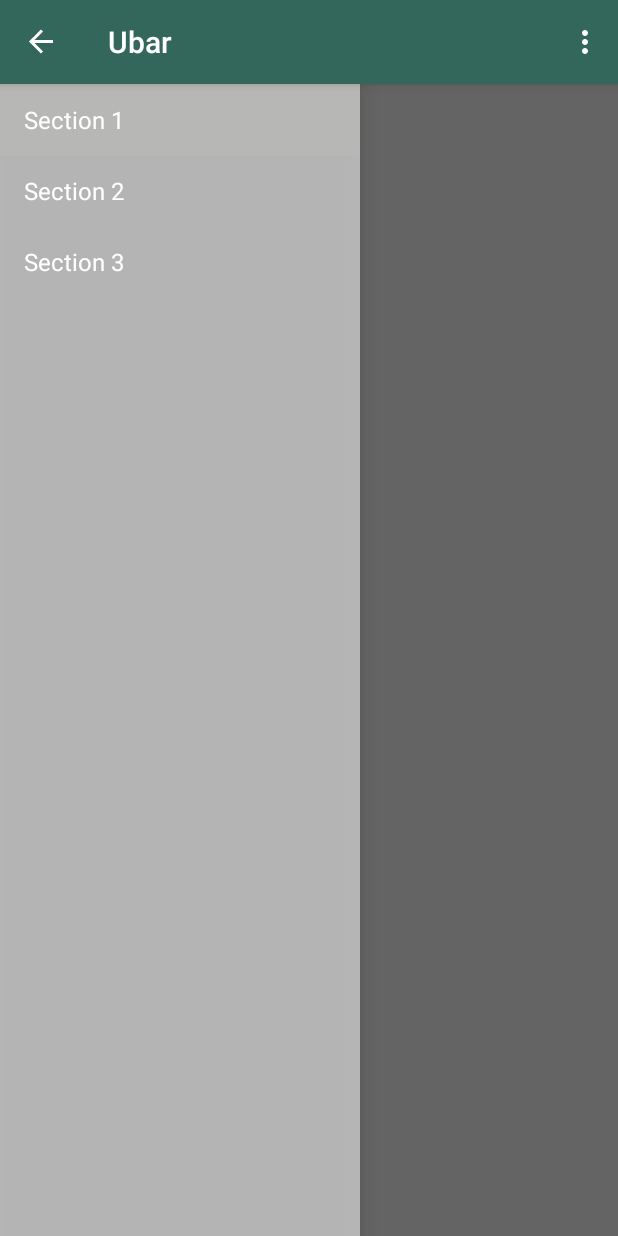
After one commit to manosntoulias/Ubar-front-end, an Android app: the HomeActivity screen opened directly, with no data from a screen before it, on a phone screen of 412 x 824 dp. The commit adds this screen. Run offline under Robolectric (Android 15) with nearby library versions, the phone set to English and light mode, and no system bars.

Commit message:
navigate is now working

```diff
--- /dev/null
+++ b/app/src/main/java/gr/uoa/di/ecommerce/ubar/Activities/HomeActivity.java
@@ -0,0 +1,122 @@
+package gr.uoa.di.ecommerce.ubar.Activities;
+
+import android.app.Activity;
+
+import android.support.v7.app.ActionBar;
+import android.support.v4.app.Fragment;
+import android.support.v4.app.FragmentManager;
+import android.content.Context;
+import android.os.Build;
+import android.os.Bundle;
+import android.support.v7.app.AppCompatActivity;
+import android.view.Gravity;
+import android.view.LayoutInflater;
+import android.view.Menu;
+import android.view.MenuItem;
+import android.view.View;
+import android.view.ViewGroup;
+import android.support.v4.widget.DrawerLayout;
+import android.widget.ArrayAdapter;
+import android.widget.TextView;
+
+import gr.uoa.di.ecommerce.ubar.R;
+
+public class HomeActivity extends AppCompatActivity
+        implements NavigationDrawerFragment.NavigationDrawerCallbacks {
+
+    /**
+     * Fragment managing the behaviors, interactions and presentation of the navigation drawer.
+     */
+    private NavigationDrawerFragment mNavigationDrawerFragment;
+
+    /**
+     * Used to store the last screen title. For use in {@link #restoreActionBar()}.
+     */
+    private CharSequence mTitle;
+
+    @Override
+    protected void onCreate(Bundle savedInstanceState) {
+        super.onCreate(savedInstanceState);
+        setContentView(R.layout.activity_home);
+
+        mNavigationDrawerFragment = (NavigationDrawerFragment)
+                getSupportFragmentManager().findFragmentById(R.id.navigation_drawer);
+        mTitle = getTitle();
+
+        // Set up the drawer.
+        mNavigationDrawerFragment.setUp(
+                R.id.navigation_drawer,
+                (DrawerLayout) findViewById(R.id.drawer_layout));
+    }
+
+    @Override
+    public void onNavigationDrawerItemSelected(int position) {
+        // update the main content by replacing fragments
+        FragmentManager fragmentManager = getSupportFragmentManager();
+        fragmentManager.beginTransaction()
+                .replace(R.id.container, PlaceholderFragment.newInstance(position + 1))
+                .commit();
+    }
+
+    public void onSectionAttached(int number) {
+        switch (number) {
+            case 1:
+                mTitle = getString(R.string.title_section1);
+                break;
+            case 2:
+                mTitle = getString(R.string.title_section2);
+                break;
+            case 3:
+                mTitle = getString(R.string.title_section3);
+                break;
+        }
+    }
+
+    public void restoreActionBar() {
+        ActionBar actionBar = getSupportActionBar();
+        actionBar.setNavigationMode(ActionBar.NAVIGATION_MODE_STANDARD);
+        actionBar.setDisplayShowTitleEnabled(true);
+        actionBar.setTitle(mTitle);
+    }
+
+    /**
+     * A placeholder fragment containing a simple view.
+     */
+    public static class PlaceholderFragment extends Fragment {
+        /**
+         * The fragment argument representing the section number for this
+         * fragment.
+         */
+        private static final String ARG_SECTION_NUMBER = "section_number";
+
+        public PlaceholderFragment() {
+        }
+
+        /**
+         * Returns a new instance of this fragment for the given section
+         * number.
+         */
+        public static PlaceholderFragment newInstance(int sectionNumber) {
+            PlaceholderFragment fragment = new PlaceholderFragment();
+            Bundle args = new Bundle();
+            args.putInt(ARG_SECTION_NUMBER, sectionNumber);
+            fragment.setArguments(args);
+            return fragment;
+        }
+
+        @Override
+        public View onCreateView(LayoutInflater inflater, ViewGroup container,
+                                 Bundle savedInstanceState) {
+            View rootView = inflater.inflate(R.layout.fragment_home, container, false);
+            return rootView;
+        }
+
+        @Override
+        public void onAttach(Activity activity) {
+            super.onAttach(activity);
+            ((HomeActivity) activity).onSectionAttached(
+                    getArguments().getInt(ARG_SECTION_NUMBER));
+        }
+    }
+
+}
--- /dev/null
+++ b/app/src/main/java/gr/uoa/di/ecommerce/ubar/Activities/NavigationDrawerFragment.java
@@ -0,0 +1,286 @@
+package gr.uoa.di.ecommerce.ubar.Activities;
+
+
+//import android.app.Activity;
+import android.support.v7.app.ActionBar;
+import android.support.v4.app.Fragment;
+import android.support.v7.app.ActionBarDrawerToggle;
+import android.support.v4.view.GravityCompat;
+import android.support.v4.widget.DrawerLayout;
+import android.content.SharedPreferences;
+import android.content.res.Configuration;
+import android.os.Bundle;
+import android.preference.PreferenceManager;
+import android.support.v7.app.AppCompatActivity;
+import android.view.LayoutInflater;
+import android.view.Menu;
+import android.view.MenuInflater;
+import android.view.MenuItem;
+import android.view.View;
+import android.view.ViewGroup;
+import android.widget.AdapterView;
+import android.widget.ArrayAdapter;
+import android.widget.ListView;
+import android.widget.Toast;
+import android.content.Context;
+
+import gr.uoa.di.ecommerce.ubar.R;
+
+/**
+ * Fragment used for managing interactions for and presentation of a navigation drawer.
+ * See the <a href="https://developer.android.com/design/patterns/navigation-drawer.html#Interaction">
+ * design guidelines</a> for a complete explanation of the behaviors implemented here.
+ */
+public class NavigationDrawerFragment extends Fragment {
+
+    /**
+     * Remember the position of the selected item.
+     */
+    private static final String STATE_SELECTED_POSITION = "selected_navigation_drawer_position";
+
+    /**
+     * Per the design guidelines, you should show the drawer on launch until the user manually
+     * expands it. This shared preference tracks this.
+     */
+    private static final String PREF_USER_LEARNED_DRAWER = "navigation_drawer_learned";
+
+    /**
+     * A pointer to the current callbacks instance (the Activity).
+     */
+    private NavigationDrawerCallbacks mCallbacks;
+
+    /**
+     * Helper component that ties the action bar to the navigation drawer.
+     */
+    private ActionBarDrawerToggle mDrawerToggle;
+
+    private DrawerLayout mDrawerLayout;
+    private ListView mDrawerListView;
+    private View mFragmentContainerView;
+
+    private int mCurrentSelectedPosition = 0;
+    private boolean mFromSavedInstanceState;
+    private boolean mUserLearnedDrawer;
+
+    public NavigationDrawerFragment() {
+    }
+
+    @Override
+    public void onCreate(Bundle savedInstanceState) {
+        super.onCreate(savedInstanceState);
+
+        // Read in the flag indicating whether or not the user has demonstrated awareness of the
+        // drawer. See PREF_USER_LEARNED_DRAWER for details.
+        SharedPreferences sp = PreferenceManager.getDefaultSharedPreferences(getActivity());
+        mUserLearnedDrawer = sp.getBoolean(PREF_USER_LEARNED_DRAWER, false);
+
+        if (savedInstanceState != null) {
+            mCurrentSelectedPosition = savedInstanceState.getInt(STATE_SELECTED_POSITION);
+            mFromSavedInstanceState = true;
+        }
+
+        // Select either the default item (0) or the last selected item.
+        selectItem(mCurrentSelectedPosition);
+    }
+
+    @Override
+    public void onActivityCreated(Bundle savedInstanceState) {
+        super.onActivityCreated(savedInstanceState);
+        // Indicate that this fragment would like to influence the set of actions in the action bar.
+        setHasOptionsMenu(true);
+    }
+
+    @Override
+    public View onCreateView(LayoutInflater inflater, ViewGroup container,
+                             Bundle savedInstanceState) {
+        mDrawerListView = (ListView) inflater.inflate(
+                R.layout.drawer_home, container, false);
+        mDrawerListView.setOnItemClickListener(new AdapterView.OnItemClickListener() {
+            @Override
+            public void onItemClick(AdapterView<?> parent, View view, int position, long id) {
+                selectItem(position);
+            }
+        });
+        mDrawerListView.setAdapter(new ArrayAdapter<String>(
+                getSupportActionBar().getThemedContext(),
+                android.R.layout.simple_list_item_activated_1,
+                android.R.id.text1,
+                new String[]{
+                        getString(R.string.title_section1),
+                        getString(R.string.title_section2),
+                        getString(R.string.title_section3),
+                }));
+        mDrawerListView.setItemChecked(mCurrentSelectedPosition, true);
+        return mDrawerListView;
+    }
+
+    public boolean isDrawerOpen() {
+        return mDrawerLayout != null && mDrawerLayout.isDrawerOpen(mFragmentContainerView);
+    }
+
+    /**
+     * Users of this fragment must call this method to set up the navigation drawer interactions.
+     *
+     * @param fragmentId   The android:id of this fragment in its activity's layout.
+     * @param drawerLayout The DrawerLayout containing this fragment's UI.
+     */
+    public void setUp(int fragmentId, DrawerLayout drawerLayout) {
+        mFragmentContainerView = getActivity().findViewById(fragmentId);
+        mDrawerLayout = drawerLayout;
+
+        // set a custom shadow that overlays the main content when the drawer opens
+        mDrawerLayout.setDrawerShadow(R.drawable.drawer_shadow, GravityCompat.START);
+        // set up the drawer's list view with items and click listener
+
+        ActionBar actionBar = getSupportActionBar();
+        actionBar.setDisplayHomeAsUpEnabled(true);
+        actionBar.setHomeButtonEnabled(true);
+
+        // ActionBarDrawerToggle ties together the the proper interactions
+        // between the navigation drawer and the action bar app icon.
+        mDrawerToggle = new ActionBarDrawerToggle(
+                getActivity(),                    /* host Activity */
+                mDrawerLayout,                    /* DrawerLayout object */
+                                                        /* nav drawer image to replace 'Up' caret */
+                R.string.navigation_drawer_open,  /* "open drawer" description for accessibility */
+                R.string.navigation_drawer_close  /* "close drawer" description for accessibility */
+        ) {
+            @Override
+            public void onDrawerClosed(View drawerView) {
+                super.onDrawerClosed(drawerView);
+                if (!isAdded()) {
+                    return;
+                }
+
+                getActivity().invalidateOptionsMenu(); // calls onPrepareOptionsMenu()
+            }
+
+            @Override
+            public void onDrawerOpened(View drawerView) {
+                super.onDrawerOpened(drawerView);
+                if (!isAdded()) {
+                    return;
+                }
+
+                if (!mUserLearnedDrawer) {
+                    // The user manually opened the drawer; store this flag to prevent auto-showing
+                    // the navigation drawer automatically in the future.
+                    mUserLearnedDrawer = true;
+                    SharedPreferences sp = PreferenceManager
+                            .getDefaultSharedPreferences(getActivity());
+                    sp.edit().putBoolean(PREF_USER_LEARNED_DRAWER, true).apply();
+                }
+
+                getActivity().invalidateOptionsMenu(); // calls onPrepareOptionsMenu()
+            }
+        };
+
+        // If the user hasn't 'learned' about the drawer, open it to introduce them to the drawer,
+        // per the navigation drawer design guidelines.
+        if (!mUserLearnedDrawer && !mFromSavedInstanceState) {
+            mDrawerLayout.openDrawer(mFragmentContainerView);
+        }
+
+        // Defer code dependent on restoration of previous instance state.
+        mDrawerLayout.post(new Runnable() {
+            @Override
+            public void run() {
+                mDrawerToggle.syncState();
+            }
+        });
+
+        mDrawerLayout.addDrawerListener(mDrawerToggle);
+    }
+
+    private void selectItem(int position) {
+        mCurrentSelectedPosition = position;
+        if (mDrawerListView != null) {
+            mDrawerListView.setItemChecked(position, true);
+        }
+        if (mDrawerLayout != null) {
+            mDrawerLayout.closeDrawer(mFragmentContainerView);
+        }
+        if (mCallbacks != null) {
+            mCallbacks.onNavigationDrawerItemSelected(position);
+        }
+    }
+
+    @Override
+    public void onAttach(Context activity) {
+        super.onAttach(activity);
+        try {
+            mCallbacks = (NavigationDrawerCallbacks) activity;
+        } catch (ClassCastException e) {
+            throw new ClassCastException("Activity must implement NavigationDrawerCallbacks.");
+        }
+    }
+
+    @Override
+    public void onDetach() {
+        super.onDetach();
+        mCallbacks = null;
+    }
+
+    @Override
+    public void onSaveInstanceState(Bundle outState) {
+        super.onSaveInstanceState(outState);
+        outState.putInt(STATE_SELECTED_POSITION, mCurrentSelectedPosition);
+    }
+
+    @Override
+    public void onConfigurationChanged(Configuration newConfig) {
+        super.onConfigurationChanged(newConfig);
+        // Forward the new configuration the drawer toggle component.
+        mDrawerToggle.onConfigurationChanged(newConfig);
+    }
+
+    @Override
+    public void onCreateOptionsMenu(Menu menu, MenuInflater inflater) {
+        // If the drawer is open, show the global app actions in the action bar. See also
+        // showGlobalContextActionBar, which controls the top-left area of the action bar.
+        if (mDrawerLayout != null && isDrawerOpen()) {
+            inflater.inflate(R.menu.global, menu);
+            showGlobalContextActionBar();
+        }
+        super.onCreateOptionsMenu(menu, inflater);
+    }
+
+    @Override
+    public boolean onOptionsItemSelected(MenuItem item) {
+        if (mDrawerToggle.onOptionsItemSelected(item)) {
+            return true;
+        }
+
+        if (item.getItemId() == R.id.action_example) {
+            Toast.makeText(getActivity(), "Example action.", Toast.LENGTH_SHORT).show();
+            return true;
+        }
+
+        return super.onOptionsItemSelected(item);
+    }
+
+    /**
+     * Per the navigation drawer design guidelines, updates the action bar to show the global app
+     * 'context', rather than just what's in the current screen.
+     */
+    private void showGlobalContextActionBar() {
+        ActionBar actionBar = getSupportActionBar();
+        actionBar.setDisplayShowTitleEnabled(true);
+        actionBar.setNavigationMode(ActionBar.NAVIGATION_MODE_STANDARD);
+        actionBar.setTitle(R.string.app_name);
+    }
+
+    private ActionBar getSupportActionBar() {
+        return ((AppCompatActivity)getActivity()).getSupportActionBar();
+    }
+
+    /**
+     * Callbacks interface that all activities using this fragment must implement.
+     */
+    public static interface NavigationDrawerCallbacks {
+        /**
+         * Called when an item in the navigation drawer is selected.
+         */
+        void onNavigationDrawerItemSelected(int position);
+    }
+}
--- a/app/src/main/java/gr/uoa/di/ecommerce/ubar/Fragments/SecondLoginFragment.java
+++ b/app/src/main/java/gr/uoa/di/ecommerce/ubar/Fragments/SecondLoginFragment.java
@@ -22,8 +22,8 @@
 import org.json.JSONException;
 import org.json.JSONObject;
 
-import gr.uoa.di.ecommerce.ubar.Activities.MainActivity;
-import gr.uoa.di.ecommerce.ubar.Activities.MapActivity;
+
+import gr.uoa.di.ecommerce.ubar.Activities.HomeActivity;
 import gr.uoa.di.ecommerce.ubar.GlobalState;
 import gr.uoa.di.ecommerce.ubar.R;
 import gr.uoa.di.ecommerce.ubar.Def;
@@ -141,7 +141,7 @@
                             @Override
                             public void onResponse(JSONObject response) {
                                 boolean success = false;
-                                Intent intent = new Intent(getActivity(), MapActivity.class);
+                                Intent intent = new Intent(getActivity(), HomeActivity.class);
                                 try {
                                     if ((Integer) response.get(Def.id) != Def.not_found) {
                                         error.setText("SUCCESS");
--- /dev/null
+++ b/app/src/main/res/layout/activity_home.xml
@@ -0,0 +1,26 @@
+<?xml version="1.0" encoding="utf-8"?>
+<android.support.v4.widget.DrawerLayout xmlns:android="http://schemas.android.com/apk/res/android"
+    xmlns:tools="http://schemas.android.com/tools"
+    android:id="@+id/drawer_layout"
+    android:layout_width="match_parent"
+    android:layout_height="match_parent"
+    tools:context=".Activities.HomeActivity">
+
+    <!-- As the main content view, the view below consumes the entire
+         space available using match_parent in both dimensions. -->
+    <FrameLayout
+        android:id="@+id/container"
+        android:layout_width="match_parent"
+        android:layout_height="match_parent" />
+
+    <!-- The drawer is given a fixed width in dp and extends the full height of
+         the container. -->
+    <fragment
+        android:id="@+id/navigation_drawer"
+        android:name="gr.uoa.di.ecommerce.ubar.Activities.NavigationDrawerFragment"
+        android:layout_width="@dimen/navigation_drawer_width"
+        android:layout_height="match_parent"
+        android:layout_gravity="start"
+        tools:layout="@layout/drawer_home" />
+
+</android.support.v4.widget.DrawerLayout>
--- /dev/null
+++ b/app/src/main/res/layout/drawer_home.xml
@@ -0,0 +1,10 @@
+<?xml version="1.0" encoding="utf-8"?>
+<ListView xmlns:android="http://schemas.android.com/apk/res/android"
+    xmlns:tools="http://schemas.android.com/tools"
+    android:layout_width="match_parent"
+    android:layout_height="match_parent"
+    android:background="#cccc"
+    android:choiceMode="singleChoice"
+    android:divider="@android:color/transparent"
+    android:dividerHeight="0dp"
+    tools:context=".Activities.NavigationDrawerFragment" />
--- /dev/null
+++ b/app/src/main/res/menu/global.xml
@@ -0,0 +1,7 @@
+<menu xmlns:android="http://schemas.android.com/apk/res/android">
+    <item
+        android:id="@+id/action_settings"
+        android:orderInCategory="100"
+        android:showAsAction="never"
+        android:title="@string/action_settings" />
+</menu>
--- /dev/null
+++ b/app/src/main/res/values-w820dp/dimens.xml
@@ -0,0 +1,6 @@
+<resources>
+    <!-- Example customization of dimensions originally defined in res/values/dimens.xml
+         (such as screen margins) for screens with more than 820dp of available width. This
+         would include 7" and 10" devices in landscape (~960dp and ~1280dp respectively). -->
+    <dimen name="activity_horizontal_margin">64dp</dimen>
+</resources>
--- a/app/src/main/res/values/strings.xml
+++ b/app/src/main/res/values/strings.xml
@@ -3,4 +3,15 @@
 
     <!-- TODO: Remove or change this placeholder text -->
     <string name="hello_blank_fragment">Hello blank fragment</string>
+    <string name="title_activity_home">HomeActivity</string>
+    <string name="title_section1">Section 1</string>
+    <string name="title_section2">Section 2</string>
+    <string name="title_section3">Section 3</string>
+
+    <string name="navigation_drawer_open">Open navigation drawer</string>
+    <string name="navigation_drawer_close">Close navigation drawer</string>
+
+    <string name="action_example">Example action</string>
+
+    <string name="action_settings">Settings</string>
 </resources>
```
Also changed, not shown: app/src/main/AndroidManifest.xml (+9 -3 lines), app/src/main/res/layout/fragment_home.xml (added, +17 -0 lines), app/src/main/res/menu/home.xml (added, +13 -0 lines), app/src/main/res/values/dimens.xml (added, +9 -0 lines), app/src/main/res/drawable-hdpi/drawer_shadow.9.png (added), app/src/main/res/drawable-hdpi/ic_drawer.png (added), app/src/main/res/drawable-mdpi/drawer_shadow.9.png (added), app/src/main/res/drawable-mdpi/ic_drawer.png (added), app/src/main/res/drawable-xhdpi/drawer_shadow.9.png (added), app/src/main/res/drawable-xhdpi/ic_drawer.png (added), app/src/main/res/drawable-xxhdpi/drawer_shadow.9.png (added), app/src/main/res/drawable-xxhdpi/ic_drawer.png (added).
